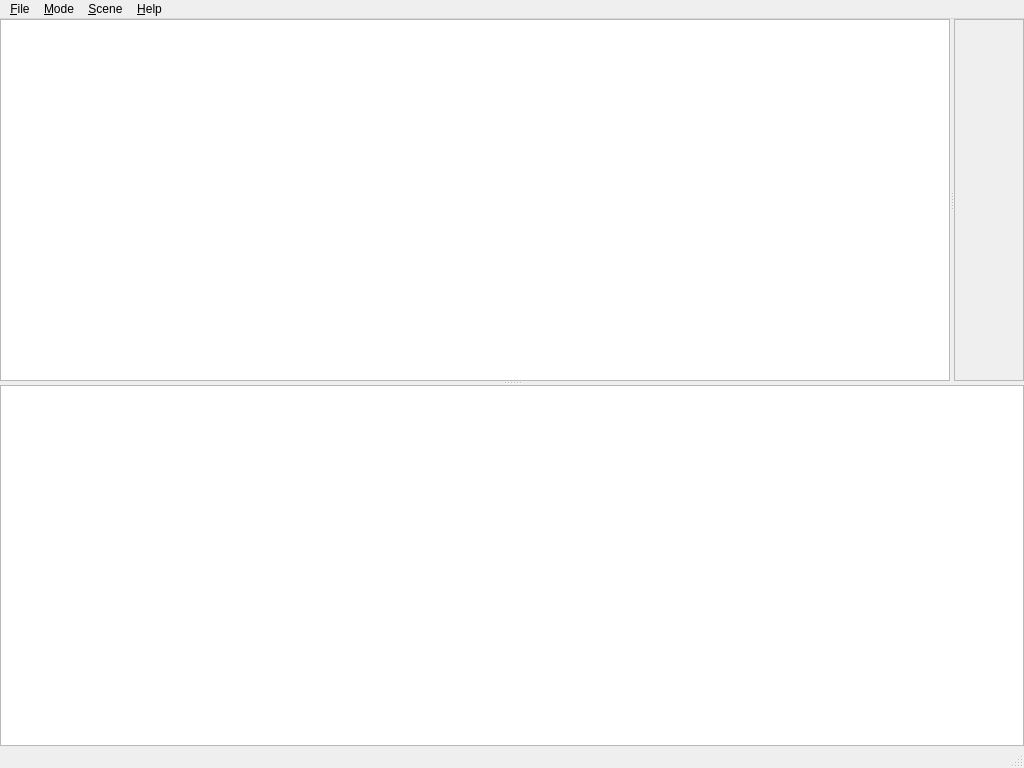
LuxCoreRender/LuxCore, file samples/luxmark/mainwindow.ui: the form before one commit.
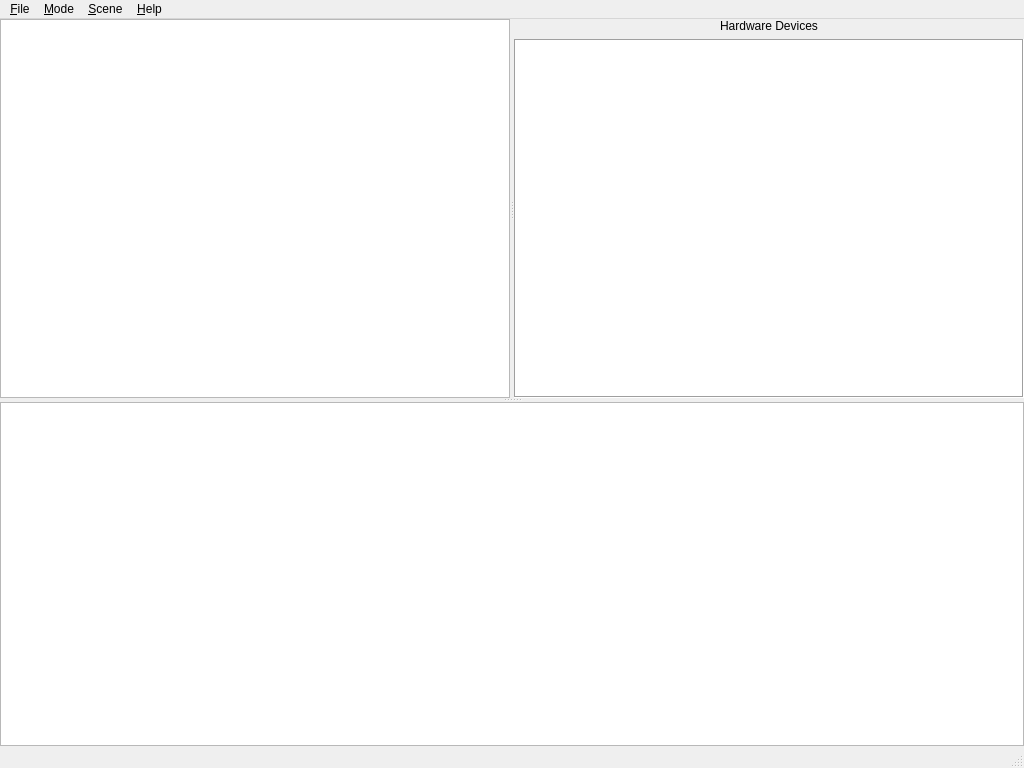
The form after the commit. Icons and pictures are not drawn.

Commit message: LuxMark: added hardware devices view

What changed in the file:
```diff
--- a/samples/luxmark/mainwindow.ui
+++ b/samples/luxmark/mainwindow.ui
@@ -30,7 +30,7 @@
      <height>120</height>
     </size>
    </property>
-   <layout class="QVBoxLayout" name="verticalLayout">
+   <layout class="QVBoxLayout" name="verticalLayout_2">
     <property name="spacing">
      <number>0</number>
     </property>
@@ -47,20 +47,53 @@
         <enum>Qt::Horizontal</enum>
        </property>
        <widget class="QGraphicsView" name="RenderView"/>
-       <widget class="QScrollArea" name="SettingsArea">
-        <property name="widgetResizable">
-         <bool>true</bool>
-        </property>
-        <widget class="QWidget" name="scrollAreaWidgetContents">
-         <property name="geometry">
-          <rect>
-           <x>0</x>
-           <y>0</y>
-           <width>82</width>
-           <height>355</height>
-          </rect>
-         </property>
-        </widget>
+       <widget class="QWidget" name="">
+        <layout class="QVBoxLayout" name="verticalLayout">
+         <item>
+          <widget class="QLabel" name="hardwareDevicesLabel">
+           <property name="sizePolicy">
+            <sizepolicy hsizetype="Preferred" vsizetype="Preferred">
+             <horstretch>0</horstretch>
+             <verstretch>0</verstretch>
+            </sizepolicy>
+           </property>
+           <property name="frameShape">
+            <enum>QFrame::NoFrame</enum>
+           </property>
+           <property name="frameShadow">
+            <enum>QFrame::Sunken</enum>
+           </property>
+           <property name="text">
+            <string>Hardware Devices</string>
+           </property>
+           <property name="alignment">
+            <set>Qt::AlignCenter</set>
+           </property>
+           <property name="textInteractionFlags">
+            <set>Qt::NoTextInteraction</set>
+           </property>
+          </widget>
+         </item>
+         <item>
+          <widget class="QTreeView" name="HardwareView">
+           <property name="sizePolicy">
+            <sizepolicy hsizetype="Preferred" vsizetype="Expanding">
+             <horstretch>0</horstretch>
+             <verstretch>0</verstretch>
+            </sizepolicy>
+           </property>
+           <property name="frameShape">
+            <enum>QFrame::Box</enum>
+           </property>
+           <attribute name="headerVisible">
+            <bool>false</bool>
+           </attribute>
+           <attribute name="headerVisible">
+            <bool>false</bool>
+           </attribute>
+          </widget>
+         </item>
+        </layout>
        </widget>
       </widget>
       <widget class="QTextEdit" name="LogView">
```
The commit also changes 11 other files.
